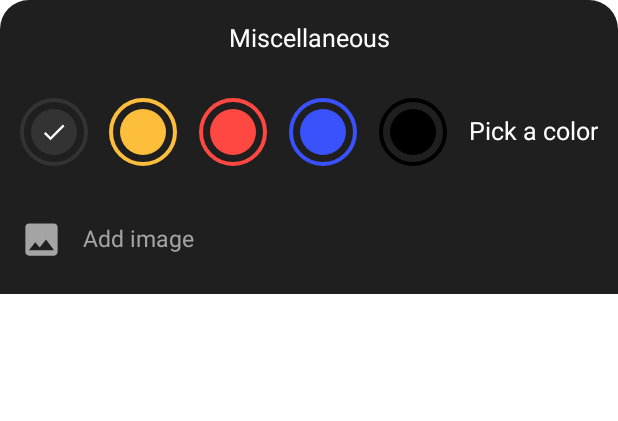
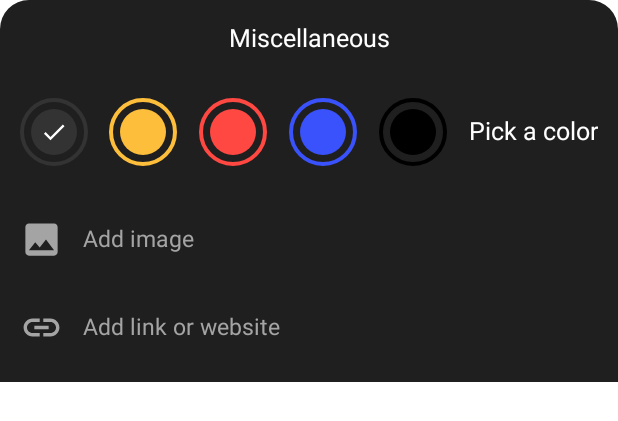
Before and after one commit to GuillemPejo/CleanNotes, an Android app: the layout layout_miscellaneous.xml on its own in the app's theme, with its tools: preview values and no code run, on a phone screen of 412 x 824 dp. Shown: the top 421 px of the screen. Run offline under Robolectric (Android 15) with nearby library versions, the phone set to English and light mode, and no system bars.

Commit message:
Fix issues & add link adding functionallity

```diff
--- a/app/src/main/java/me/guillem/cleannotes/activities/MainActivity.java
+++ b/app/src/main/java/me/guillem/cleannotes/activities/MainActivity.java
@@ -84,7 +84,7 @@ public class MainActivity extends AppCompatActivity {
     @Override
     protected void onActivityResult(int requestCode, int resultCode, @Nullable Intent data) {
         super.onActivityResult(requestCode, resultCode, data);
-        if (requestCode == REQUEST_CODE_ADD_NOTE && requestCode == RESULT_OK){
+        if (requestCode == REQUEST_CODE_ADD_NOTE && resultCode == RESULT_OK){
             getNotes();
         }
     }
--- /dev/null
+++ b/app/src/main/res/drawable/background_dialog.xml
@@ -0,0 +1,4 @@
+<?xml version="1.0" encoding="utf-8"?>
+<selector xmlns:android="http://schemas.android.com/apk/res/android">
+
+</selector>
--- a/app/src/main/res/drawable/background_note.xml
+++ b/app/src/main/res/drawable/background_note.xml
@@ -2,5 +2,5 @@
 <shape xmlns:android="http://schemas.android.com/apk/res/android"
     android:shape="rectangle">
     <solid android:color="@color/colorDefaultNoteColor"/>
-    <corners android:radius="@dimen/_18sdp"/>
+    <corners android:radius="@dimen/_10sdp"/>
 </shape>
--- a/app/src/main/res/layout/activity_create_note.xml
+++ b/app/src/main/res/layout/activity_create_note.xml
@@ -34,8 +34,8 @@
 
         <ImageView
             android:id="@+id/imageSave"
-            android:layout_width="@dimen/_20sdp"
-            android:layout_height="@dimen/_20sdp"
+            android:layout_width="@dimen/_30sdp"
+            android:layout_height="@dimen/_30sdp"
             android:layout_marginEnd="@dimen/_12sdp"
             android:background="@drawable/background_done_button"
             android:contentDescription="@string/app_name"
--- a/app/src/main/res/layout/activity_main.xml
+++ b/app/src/main/res/layout/activity_main.xml
@@ -25,9 +25,7 @@
         android:id="@+id/layoutSearch"
         android:layout_width="match_parent"
         android:layout_height="wrap_content"
-        android:layout_marginStart="@dimen/_8sdp"
         android:layout_marginTop="@dimen/_15sdp"
-        android:layout_marginEnd="@dimen/_8sdp"
         android:background="@drawable/background_search"
         android:gravity="center_vertical"
         android:orientation="horizontal"
@@ -56,7 +54,7 @@
             android:inputType="text"
             android:textColor="@color/colorWhite"
             android:textColorHint="@color/textHint"
-            android:textSize="@dimen/_13ssp"/>
+            android:textSize="@dimen/_13ssp" />
 
     </LinearLayout>
 
--- a/app/src/main/res/layout/layout_miscellaneous.xml
+++ b/app/src/main/res/layout/layout_miscellaneous.xml
@@ -1,6 +1,7 @@
 <?xml version="1.0" encoding="utf-8"?>
 <LinearLayout xmlns:android="http://schemas.android.com/apk/res/android"
     xmlns:app="http://schemas.android.com/apk/res-auto"
+    xmlns:tools="http://schemas.android.com/tools"
     android:id="@+id/layoutMiscellaneous"
     android:layout_width="match_parent"
     android:layout_height="wrap_content"
@@ -156,6 +157,33 @@
             android:textColor="@color/colorIcons"/>
     </LinearLayout>
 
+    <LinearLayout
+        android:id="@+id/layoutAddUrl"
+        android:layout_width="match_parent"
+        android:layout_height="@dimen/_35sdp"
+        android:layout_marginStart="@dimen/_10sdp"
+        android:layout_marginEnd="@dimen/_10sdp"
+        android:layout_marginBottom="@dimen/_10sdp"
+        android:gravity="center_vertical"
+        android:orientation="horizontal"
+        >
+        <ImageView
+            android:layout_width="@dimen/_22sdp"
+            android:layout_height="@dimen/_22sdp"
+            android:contentDescription="@string/app_name"
+            android:src="@drawable/ic_web_link"
+            app:tint="@color/colorIcons" />
+        <TextView
+            android:layout_width="match_parent"
+            android:layout_height="wrap_content"
+            android:layout_marginStart="@dimen/_10sdp"
+            android:includeFontPadding="false"
+            android:text="@string/add_link_or_website"
+            android:textSize="@dimen/_12ssp"
+            android:textColor="@color/colorIcons"/>
+    </LinearLayout>
+
+
 
 
 
--- a/app/src/main/res/values/strings.xml
+++ b/app/src/main/res/values/strings.xml
@@ -11,4 +11,5 @@
     <string name="pick_color">Pick a color</string>
     <string name="add_image">Add image</string>
     <string name="permision_denied">Permission Denied!</string>
+    <string name="add_link_or_website">Add link or website</string>
 </resources>
```
Also changed, not shown: app/src/main/java/me/guillem/cleannotes/activities/CreateNoteActivity.java (+6 -5 lines).
